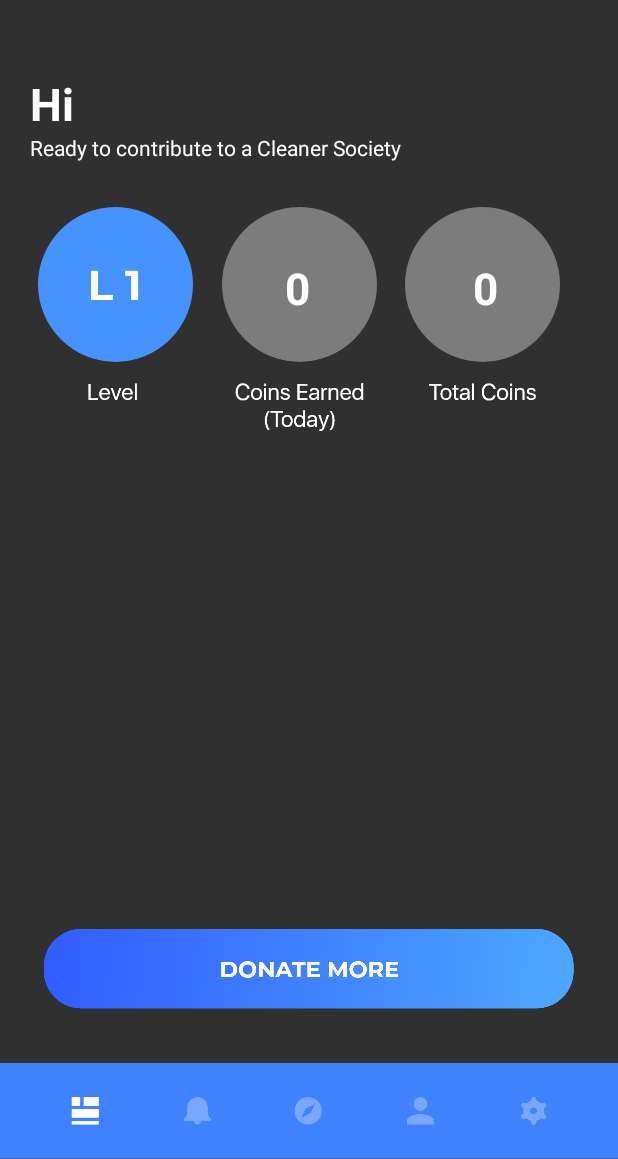
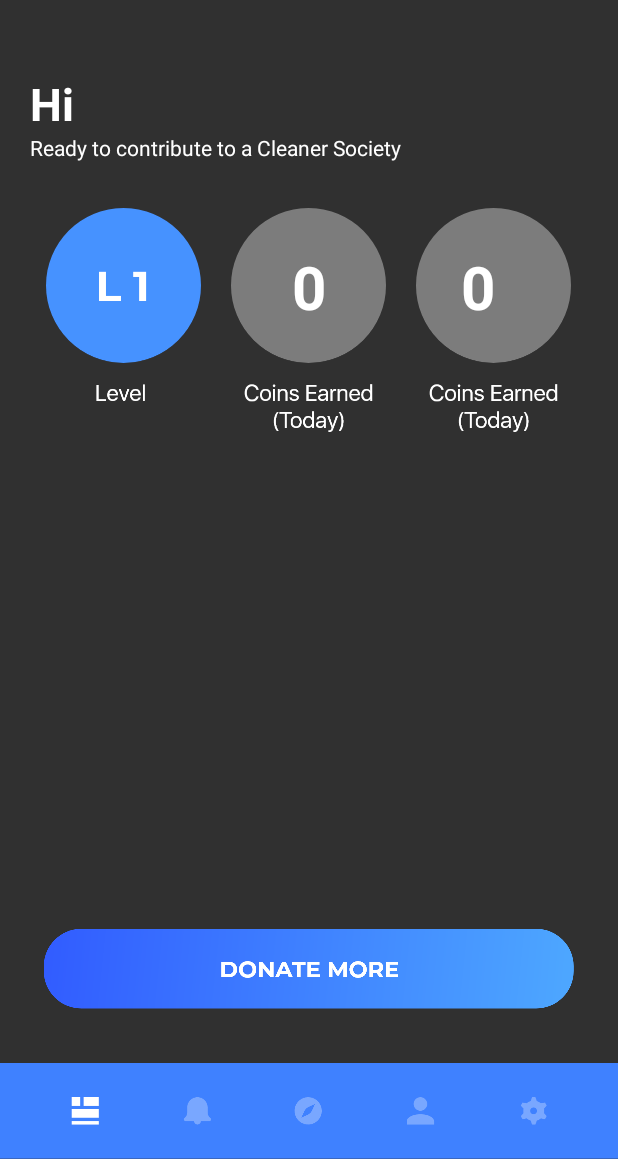
Before and after one commit to namankhurpia/Bin-box, an Android app: the screen it shows after launch (home), after a tap on an icon or button, on a phone screen of 412 x 824 dp, the part 77-1236 px from its top. Run offline under Robolectric (Android 15) with nearby library versions, the phone set to English and light mode, and no system bars; our stand-ins replace Firebase (no records; nobody signed in at launch, a user with empty details on screens opened directly); libraries missing offline, so code that uses them is left out: com.google.zxing.integration.

Commit message:
completed
completed

```diff
--- a/garbage_box_tarp/app/build.gradle
+++ b/garbage_box_tarp/app/build.gradle
@@ -35,6 +35,6 @@ dependencies {
     compile 'com.google.firebase:firebase-storage:11.0.4'*/
     implementation 'com.google.zxing:core:3.2.1'
     implementation 'com.journeyapps:zxing-android-embedded:3.2.0@aar'
-
+    implementation 'com.skyfishjy.ripplebackground:library:1.0.1'
 }
 apply plugin: 'com.google.gms.google-services'
--- a/garbage_box_tarp/app/src/main/AndroidManifest.xml
+++ b/garbage_box_tarp/app/src/main/AndroidManifest.xml
@@ -9,7 +9,8 @@
         android:roundIcon="@mipmap/ic_launcher_round"
         android:supportsRtl="true"
         android:theme="@style/Theme.AppCompat.NoActionBar">
-        <activity android:name=".home"></activity>
+        <activity android:name=".loading_activity"></activity>
+        <activity android:name=".home" />
         <activity android:name=".Login" />
         <activity android:name=".MainActivity">
             <intent-filter>
--- a/garbage_box_tarp/app/src/main/java/com/namankhurpia/smart_garbage_box/Login.java
+++ b/garbage_box_tarp/app/src/main/java/com/namankhurpia/smart_garbage_box/Login.java
@@ -49,11 +49,11 @@ public class Login extends AppCompatActivity {
                 SharedPreferences.Editor edit = prefs.edit();
                 edit.putString("name", name);
                 edit.putString("phone",ph);
-                edit.putString("today_count", 0+"");
-                edit.putString("total_count",0+"");
+
                 edit.commit();
 
                 Intent  i = new Intent(Login.this,home.class);
+                i.putExtra("add","0");
                 startActivity(i);
 
             }
--- a/garbage_box_tarp/app/src/main/java/com/namankhurpia/smart_garbage_box/home.java
+++ b/garbage_box_tarp/app/src/main/java/com/namankhurpia/smart_garbage_box/home.java
@@ -32,7 +32,6 @@ public class home extends AppCompatActivity {
 
     TextView name_tv,today_count_tv,total_count_tv;
     ImageButton donate_more;
-    FrameLayout layoutforwait;
 
     private DatabaseReference mDatabase;
 
@@ -40,9 +39,11 @@ public class home extends AppCompatActivity {
     String result_after_scan=null;
     int today_count=0;
     int total_count=0;
-    String level = "level1";
-    String result_from_firebase=null;
-    boolean check=false;
+
+
+    String value;
+
+
 
     @Override
     protected void onCreate(Bundle savedInstanceState) {
@@ -50,26 +51,64 @@ public class home extends AppCompatActivity {
         getWindow().setFlags(WindowManager.LayoutParams.FLAG_FULLSCREEN,
                 WindowManager.LayoutParams.FLAG_FULLSCREEN);
         setContentView(R.layout.activity_home);
-        today_count_tv = (TextView)findViewById(R.id.todayc);
-        total_count_tv = (TextView)findViewById(R.id.totalc);
-        update_Layout_for_counts();
+        today_count_tv = (TextView) findViewById(R.id.todayc);
+        total_count_tv = (TextView) findViewById(R.id.totalc);
 
-        layoutforwait  =(FrameLayout)findViewById(R.id.layoutforwait);
-        hide_layout_for_wait();
+
+        //default val
+        SharedPreferences prefss = PreferenceManager.getDefaultSharedPreferences(getBaseContext());
+        String today_count_str_def = prefss.getString("today_count", "");
+        String  total_count_str_def = prefss.getString("total_count", "");
+        today_count_tv.setText(today_count_str_def);
+        total_count_tv.setText(total_count_str_def);
+
+        //default
+
+        try {
+            value = getIntent().getExtras().getString("add");
+            Log.d("^^^^", value);
+
+        } catch (Exception e) {
+
+        } finally {
+
+            if(value.equals(1+"")){
+                SharedPreferences prefs = PreferenceManager.getDefaultSharedPreferences(getBaseContext());
+                SharedPreferences.Editor edit = prefs.edit();
+                String today_count_str = prefs.getString("today_count", "");
+                today_count = Integer.parseInt(today_count_str);
+                String  total_count_str = prefs.getString("total_count", "");
+                total_count = Integer.parseInt(total_count_str);
+
+                Log.d("$$$$ todaycount", today_count + "");
+                Log.d("$$$$ totalcount", total_count + "");
+                today_count = today_count + 1;
+                total_count = total_count + 1;
+                today_count_tv.setText(today_count + "");
+                total_count_tv.setText(total_count + "");
+
+
+
+                edit.putString("today_count",today_count+"");
+                edit.putString("total_count",total_count+"");
+                edit.commit();
+
+            }
+
 
             read_name_from_internal();
-        read_count_from_internal();
-        name_tv = (TextView)findViewById(R.id.namee);
-        name_tv.setText("Hi "+name_str);
+            //read_count_from_internal();
+            name_tv = (TextView) findViewById(R.id.namee);
+            name_tv.setText("Hi " + name_str);
 
-        mDatabase = FirebaseDatabase.getInstance().getReference();
 
-        donate_more = (ImageButton)findViewById(R.id.donate);
+
+
+            donate_more = (ImageButton) findViewById(R.id.donate);
             donate_more.setOnClickListener(new View.OnClickListener() {
                 @Override
                 public void onClick(View view) {
                     opencam();
-                show_layout_for_wait();
 
                 }
             });
@@ -77,65 +116,12 @@ public class home extends AppCompatActivity {
 
         }
 
-
-    private void read_count_from_internal() {
-        SharedPreferences prefs = PreferenceManager.getDefaultSharedPreferences(getBaseContext());
-        SharedPreferences.Editor edit = prefs.edit();
-        today_count = prefs.getInt("today_count",0);
-        total_count = prefs.getInt("total_count",0);
-        Log.d("###today_count_internal",today_count+"");
-        Log.d("###total_count_internal",total_count+"");
     }
 
 
-    private void hide_layout_for_wait() {
-        layoutforwait.setVisibility(View.GONE);
-    }
 
-    private void check_for_condition() {
-
-
-
-            if (result_after_scan != null) {
-                Log.d("$$$$$", "got in");
-                DatabaseReference db = FirebaseDatabase.getInstance().getReference();
-                DatabaseReference rf = db.child(result_after_scan).child("condition");
-
-                rf.addValueEventListener(new ValueEventListener() {
-                    @Override
-                    public void onDataChange(DataSnapshot dataSnapshot) {
-
-                        Object res = dataSnapshot.getValue();
-                        result_from_firebase = String.valueOf(res);
-                        Log.d("####value from firebase", result_from_firebase);
-                        add_points();
-
-                    }
-
-                    @Override
-                    public void onCancelled(DatabaseError databaseError) {
-                        hide_layout_for_wait();
-
-                    }
-                });
-            } else {
-                Log.d("$$$$$", "scan quickly_timeout");
-            }
-
-
-    }
-
-    private void update_in_firebase() {
-        mDatabase = FirebaseDatabase.getInstance().getReference();
-        mDatabase.child(result_after_scan).child("condition").setValue("closed");
-    }
-
-    private void show_layout_for_wait() {
-        layoutforwait.setVisibility(View.VISIBLE);
-    }
-
-
-    private void read_name_from_internal() {
+    private void read_name_from_internal()
+    {
         SharedPreferences prefs = PreferenceManager.getDefaultSharedPreferences(getBaseContext());
         SharedPreferences.Editor edit = prefs.edit();
         name_str = prefs.getString("name","");
@@ -167,8 +153,11 @@ public class home extends AppCompatActivity {
             else {
                 result_after_scan = result.getContents();
                 Toast.makeText(this, result.getContents(),Toast.LENGTH_LONG).show();
-                check = true;
-                check_for_condition();
+                Intent i = new Intent(home.this, loading_activity.class);
+                i.putExtra("bin_no", result_after_scan);
+                startActivity(i);
+
+
 
             }
         }
@@ -177,27 +166,6 @@ public class home extends AppCompatActivity {
         }
     }
 
-    private void add_points() {
-        if (result_from_firebase.equals("open"))
-        {
-            today_count = today_count + 1;
-            total_count = total_count + 1;
-            update_Layout_for_counts();
-            hide_layout_for_wait();
-            update_in_firebase();
 
-        } else {
-            Toast.makeText(getApplicationContext(), "Slow internet", Toast.LENGTH_SHORT).show();
+
 }
-    }
-
-    private void update_Layout_for_counts() {
-        total_count_tv.setText(total_count+"");
-        today_count_tv.setText(today_count+"");
-        SharedPreferences prefs = PreferenceManager.getDefaultSharedPreferences(getBaseContext());
-        SharedPreferences.Editor edit = prefs.edit();
-
-        edit.putString("today_count", today_count+"");
-        edit.putString("total_count",total_count+"");
-    }
-}
--- a/garbage_box_tarp/app/src/main/res/layout/activity_home.xml
+++ b/garbage_box_tarp/app/src/main/res/layout/activity_home.xml
@@ -23,7 +23,6 @@
             android:text="Hi Naman"
             android:id="@+id/namee"
             android:textStyle="bold"
-
             android:textColor="@android:color/white"
             android:textSize="30dp"
             android:layout_marginTop="100dp"
@@ -32,102 +31,85 @@
             />
 
         <TextView
+
             android:layout_width="wrap_content"
             android:layout_height="wrap_content"
             android:text="Ready to contribute to a Cleaner Society"
             android:textColor="@android:color/white"
             android:layout_marginTop="140dp"
             android:layout_marginLeft="20dp"
+
             />
 
-        <FrameLayout
+    <RelativeLayout
         android:layout_width="match_parent"
-            android:layout_height="wrap_content"
-            android:layout_alignParentStart="true"
-            android:layout_alignParentTop="true"
-            android:layout_marginTop="189dp">
+        android:layout_marginTop="190dp"
+        android:layout_height="wrap_content">
 
         <ImageView
             android:layout_width="wrap_content"
             android:layout_height="wrap_content"
-                android:layout_marginLeft="25dp"
-                android:src="@mipmap/level" />
-
-            <ImageView
-                android:layout_width="wrap_content"
-                android:layout_height="wrap_content"
-                android:layout_marginLeft="148dp"
-                android:src="@mipmap/coins_tdy" />
-
-            <ImageView
-                android:layout_width="wrap_content"
-                android:layout_height="wrap_content"
-                android:layout_marginLeft="270dp"
-                android:src="@mipmap/coins_ttl" />
-        </FrameLayout>
-
-        <FrameLayout
-            android:layout_width="match_parent"
-            android:layout_height="wrap_content"
-            android:layout_marginTop="223dp">
-
-            <TextView
-                android:layout_width="wrap_content"
-                android:layout_height="wrap_content"
-                android:text="0"
-                android:id="@+id/todayc"
-                android:layout_marginLeft="190dp"
-                android:textSize="29dp"
-                android:textColor="@android:color/white"
-                android:textStyle="bold"
+            android:src="@mipmap/coins_tdy"
+            android:layout_centerHorizontal="true"
+            android:id="@+id/coins_tdy"
 
             />
 
         <TextView
             android:layout_width="wrap_content"
             android:layout_height="wrap_content"
+            android:layout_centerHorizontal="true"
+            android:layout_marginTop="25dp"
             android:text="0"
-                android:textColor="@android:color/white"
+            android:textColor="#FFFFFF"
+            android:id="@+id/todayc"
             android:textStyle="bold"
-                android:textSize="29dp"
-                android:id="@+id/totalc"
-                android:layout_marginLeft="315dp"/>
+            android:textSize="40dp"
+            />
 
 
+        <ImageView
+            android:layout_width="wrap_content"
+            android:layout_height="wrap_content"
+            android:src="@mipmap/coins_tdy"
+            android:layout_toRightOf="@+id/coins_tdy"
+            android:layout_marginLeft="20dp"
 
-        </FrameLayout>
-
-    <FrameLayout
-        android:layout_width="wrap_content"
-        android:layout_marginTop="350dp"
-
-        android:id="@+id/layoutforwait"
-        android:layout_centerHorizontal="true"
-        android:layout_height="wrap_content">
-
-
+            />
 
         <TextView
             android:layout_width="wrap_content"
             android:layout_height="wrap_content"
-        android:text="WAIT"
-        android:textSize="100dp"
-        android:textColor="@android:color/white"
+            android:layout_toRightOf="@+id/coins_tdy"
+            android:layout_marginLeft="50dp"
+            android:layout_marginTop="25dp"
+            android:text="69"
+            android:textColor="#FFFFFF"
+            android:id="@+id/totalc"
+            android:textStyle="bold"
+            android:textSize="40dp"
+            />
+
+
+        <ImageView
+            android:layout_width="wrap_content"
+            android:layout_height="wrap_content"
+            android:src="@mipmap/level"
+            android:layout_toLeftOf="@+id/coins_tdy"
+            android:layout_marginRight="20dp"
+
+            />
 
 
 
-        />
-    <TextView
-        android:layout_width="wrap_content"
-        android:layout_height="wrap_content"
-        android:text="You can Throw the Garbage"
-        android:layout_marginTop="130dp"
 
-        android:textSize="20dp"
+    </RelativeLayout>
 
-        />
 
-    </FrameLayout>
+
+
+
+
 
         <ImageButton
             android:layout_width="match_parent"
```
Also changed, not shown: garbage_box_tarp/app/src/main/java/com/namankhurpia/smart_garbage_box/MainActivity.java (+6 -1 lines), garbage_box_tarp/app/src/main/java/com/namankhurpia/smart_garbage_box/loading_activity.java (added, +62 -0 lines), garbage_box_tarp/app/src/main/res/layout/activity_loading_activity.xml (added, +40 -0 lines), garbage_box_tarp/app/src/main/res/mipmap-hdpi/loading.png (added), garbage_box_tarp/app/src/main/res/mipmap-mdpi/loading.png (added), garbage_box_tarp/app/src/main/res/mipmap-xhdpi/loading.png (added), garbage_box_tarp/app/src/main/res/mipmap-xxhdpi/loading.png (added), garbage_box_tarp/app/src/main/res/mipmap-xxxhdpi/loading.png (added). Lines whose indentation alone changed are shown as unchanged.
